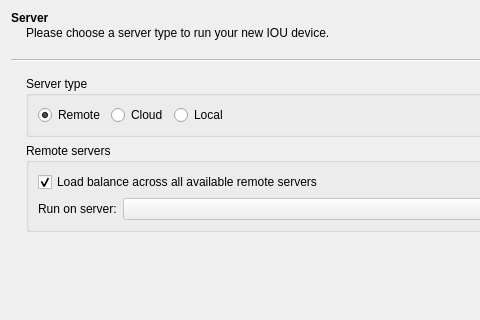
The window that gns3/modules/iou/ui/iou_device_wizard.ui (GNS3/gns3-gui) describes before a commit, drawn with Qt 5; both pictures show x 0 to 480 and y 0 to 320 of the 585 by 423 pixel window.
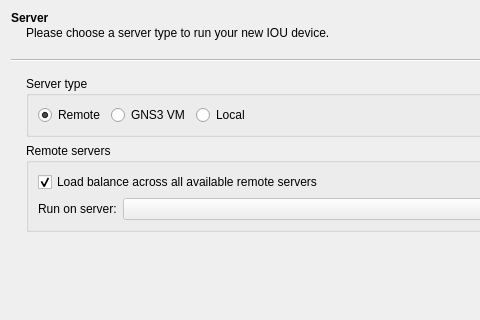
The same window after the commit.

Diff of the .ui file:
```diff
--- a/gns3/modules/iou/ui/iou_device_wizard.ui
+++ b/gns3/modules/iou/ui/iou_device_wizard.ui
@@ -43,7 +43,7 @@
        <item>
         <widget class="QRadioButton" name="uiCloudRadioButton">
          <property name="text">
-          <string>Cloud</string>
+          <string>GNS3 VM</string>
          </property>
         </widget>
        </item>
```
Left out of the diff: 2 changed lines with no effect on the pictures.
